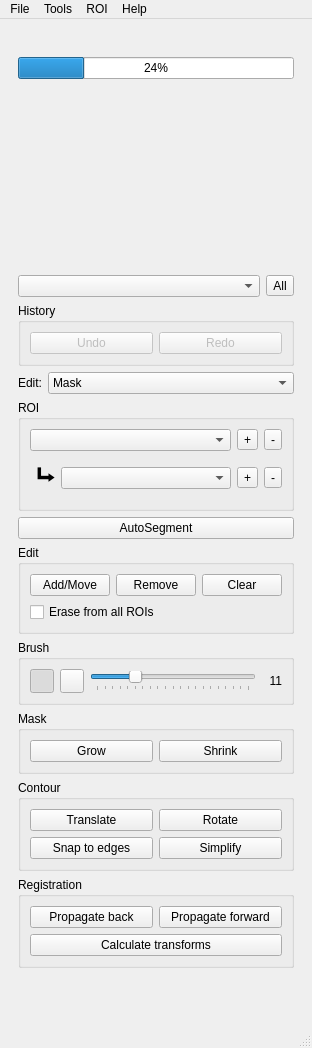
Before: the Qt Designer form ui/toolbox.ui in dafne-imaging/dafne, drawn with Qt 5.
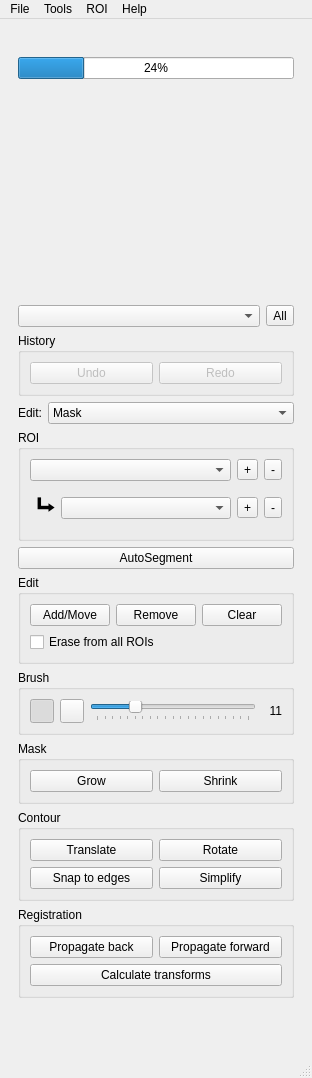
After: the same form once the commit is applied. Icons and pictures are not drawn.

```diff
--- a/ui/toolbox.ui
+++ b/ui/toolbox.ui
@@ -7,7 +7,7 @@
     <x>0</x>
     <y>0</y>
     <width>311</width>
-    <height>1048</height>
+    <height>1078</height>
    </rect>
   </property>
   <property name="windowTitle">
```
Left out of the diff: 16 changed lines with no effect on the pictures.
